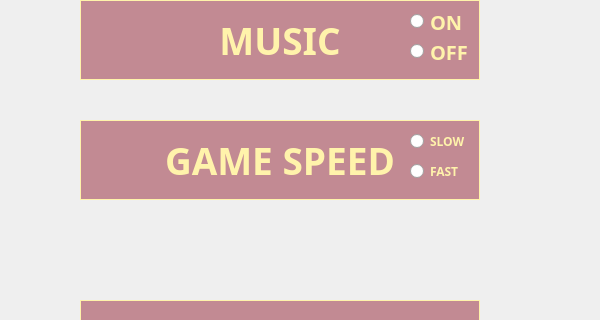
Stefan-Dr/Catan, file src/mainwindow.ui: the form before one commit; both pictures show x 331 to 931 and y 190 to 510 of the 1200 by 800 pixel window.
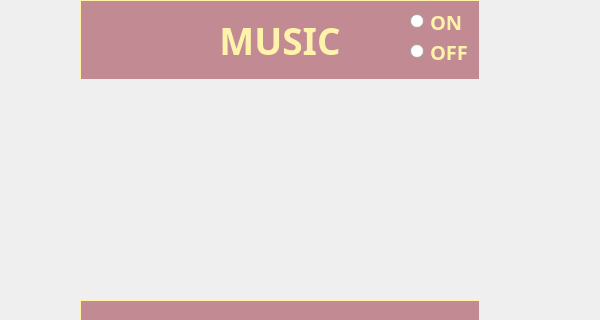
The form after the commit. The open tabs and pages were chosen to show the change. Icons and pictures are not drawn.

```diff
--- a/src/mainwindow.ui
+++ b/src/mainwindow.ui
@@ -362,48 +362,6 @@
            <set>Qt::AlignCenter</set>
           </property>
          </widget>
-         <widget class="QLabel" name="label_2">
-          <property name="geometry">
-           <rect>
-            <x>110</x>
-            <y>180</y>
-            <width>400</width>
-            <height>80</height>
-           </rect>
-          </property>
-          <property name="minimumSize">
-           <size>
-            <width>400</width>
-            <height>80</height>
-           </size>
-          </property>
-          <property name="maximumSize">
-           <size>
-            <width>400</width>
-            <height>80</height>
-           </size>
-          </property>
-          <property name="font">
-           <font>
-            <family>Sahadeva</family>
-            <pointsize>28</pointsize>
-            <weight>75</weight>
-            <bold>true</bold>
-           </font>
-          </property>
-          <property name="styleSheet">
-           <string notr="true">background-color: #c28a93;
-color:#fff3ab;
-border: 1px solid #fff3ab;
-border-color: #fff3ab;</string>
-          </property>
-          <property name="text">
-           <string>GAME SPEED</string>
-          </property>
-          <property name="alignment">
-           <set>Qt::AlignCenter</set>
-          </property>
-         </widget>
          <widget class="QPushButton" name="pbBackToMenu">
           <property name="geometry">
            <rect>
@@ -523,53 +481,6 @@
           <property name="title">
            <string/>
           </property>
-          <widget class="QRadioButton" name="rbFAST">
-           <property name="geometry">
-            <rect>
-             <x>10</x>
-             <y>50</y>
-             <width>112</width>
-             <height>23</height>
-            </rect>
-           </property>
-           <property name="font">
-            <font>
-             <family>Sahadeva</family>
-             <weight>75</weight>
-             <bold>true</bold>
-            </font>
-           </property>
-           <property name="styleSheet">
-            <string notr="true">
-color:#fff3ab;</string>
-           </property>
-           <property name="text">
-            <string>FAST</string>
-           </property>
-          </widget>
-          <widget class="QRadioButton" name="rbSLOW">
-           <property name="geometry">
-            <rect>
-             <x>10</x>
-             <y>20</y>
-             <width>112</width>
-             <height>23</height>
-            </rect>
-           </property>
-           <property name="font">
-            <font>
-             <family>Sahadeva</family>
-             <weight>75</weight>
-             <bold>true</bold>
-            </font>
-           </property>
-           <property name="styleSheet">
-            <string notr="true">color:#fff3ab;</string>
-           </property>
-           <property name="text">
-            <string>SLOW</string>
-           </property>
-          </widget>
          </widget>
         </widget>
        </item>
```
Left out of the diff: 268 changed lines with no effect on the pictures.
